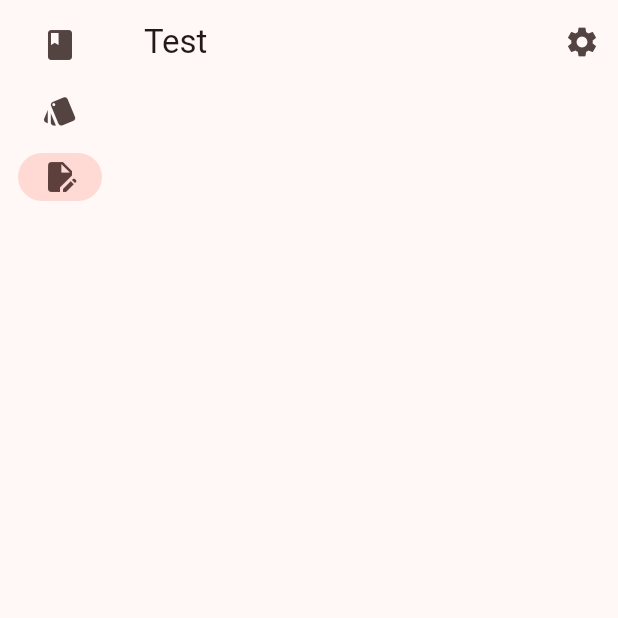
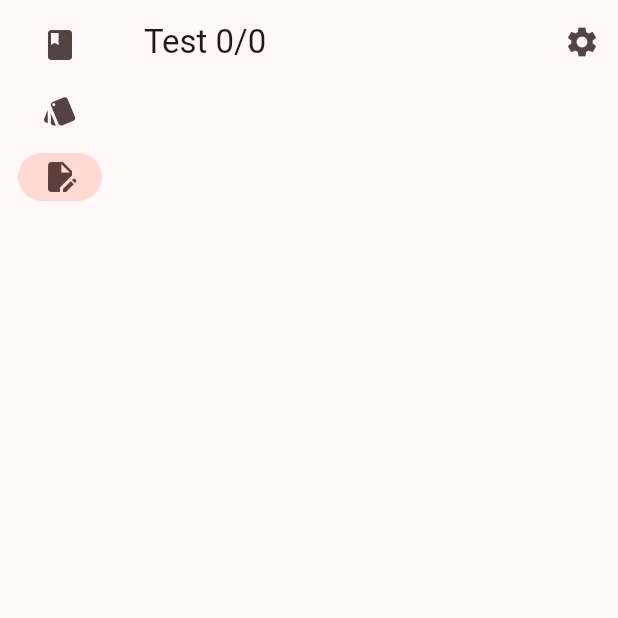
Before and after one commit to tylerashcraft/gamebareru, a Flutter app: the screen it shows after launch, after a tap on "Flashcards", after a tap on "Test", after a tap on "Submit", on a phone screen of 412 x 824 dp, the top half of it. Run offline on Flutter 3.47's test engine with Material 3 defaults, Android fonts, the light colour scheme and no system bars; our stand-ins replace flutter_speed_dial.

Commit message:
Finish tests page Use LinkedHashMap for word sets

```diff
--- a/lib/pages/flashcardspage.dart
+++ b/lib/pages/flashcardspage.dart
@@ -22,8 +22,8 @@ class _FlashcardsPageState extends State<FlashcardsPage> {
 
     for (int i = 0; i < HomePage.selectedWordSets.length; i++) {
       if (HomePage.selectedWordSets[i]) {
-        _terms.addAll(HomePage.wordSets[i].terms);
-        _definitions.addAll(HomePage.wordSets[i].definitions);
+        _terms.addAll(HomePage.wordSets[i].map.keys);
+        _definitions.addAll(HomePage.wordSets[i].map.values);
       }
     }
   }
--- a/lib/pages/testpage.dart
+++ b/lib/pages/testpage.dart
@@ -1,3 +1,4 @@
+import 'dart:collection';
 import 'dart:math';
 
 import 'package:flutter/material.dart';
@@ -13,10 +14,10 @@ class TestPage extends StatefulWidget {
 }
 
 class _TestPageState extends State<TestPage> {
-  final List<String> _terms = List.empty(growable: true);
-  final List<String> _definitions = List.empty(growable: true);
+  final HashMap<String, String> _map = HashMap();
   List<Question> _questions = List.empty(growable: true);
   int _multipleChoiceQuestionsCount = 0;
+  int _score = -1;
 
   @override
   void initState() {
@@ -24,39 +25,49 @@ class _TestPageState extends State<TestPage> {
 
     for (int i = 0; i < HomePage.selectedWordSets.length; i++) {
       if (HomePage.selectedWordSets[i]) {
-        _terms.addAll(HomePage.wordSets[i].terms);
-        _definitions.addAll(HomePage.wordSets[i].definitions);
+        _map.addAll(HomePage.wordSets[i].map);
       }
     }
   }
 
   void submit() {
+    _score = 0;
     for (Question question in _questions) {
       question.showAnswerController.value = true;
+      if (question.isCorrect()) {
+        _score++;
+      }
     }
+
+    setState(() {});
   }
 
   void generateQuestions() {
-    // TODO convert to bidirectional hashmap and fix bug where the first choice is always the answer because of not
-    // TODO reinserting at the right index
-
+    _score = -1;
     _questions = List.empty(growable: true);
 
     Random random = Random();
-    List<String> terms = List.of(_terms);
-    List<String> definitions = List.of(_definitions);
+    List<String> terms = List.of(_map.keys);
+    List<String> definitions = List.of(_map.values);
 
     for (int i = 0; i < _multipleChoiceQuestionsCount && terms.isNotEmpty; i++) {
-      int index = random.nextInt(terms.length);
-      String definition = definitions.removeAt(index);
+      String term = terms.removeAt(random.nextInt(terms.length));
+      String definition = _map[term]!;
+      List<String> answerChoices = List.empty(growable: true);
 
-      List<String> answerChoices = List.empty(growable: true);
+      // Move the correct answer to answer choices
       answerChoices.add(definition);
+      definitions.remove(definition);
+
+      // Pick 3 other answer choices
       definitions.shuffle(random);
       answerChoices.addAll(definitions.take(3));
+      answerChoices.shuffle(random);
 
-      _questions.add(MultipleChoiceQuestion(terms.removeAt(index), definition, answerChoices));
+      // Rebuild definitions
       definitions.add(definition);
+
+      _questions.add(MultipleChoiceQuestion(term, definition, answerChoices));
     }
 
     setState(() {});
@@ -68,7 +79,7 @@ class _TestPageState extends State<TestPage> {
 
     return Scaffold(
       appBar: AppBar(
-        title: const Text('Test'),
+        title: Text('Test ${_score == -1 ? '' : '$_score/${_questions.length}'}'),
         actions: [
           IconButton(
             onPressed: () => showDialog(
--- a/lib/questions/question_value.dart
+++ /dev/null
@@ -1,6 +0,0 @@
-class QuestionValue {
-  String selectedAnswer;
-  bool showCorrectAnswer;
-
-  QuestionValue({this.selectedAnswer = '', this.showCorrectAnswer = false});
-}
--- a/lib/wordset.dart
+++ b/lib/wordset.dart
@@ -1,8 +1,10 @@
+import 'dart:collection';
+
 class WordSet {
   String title;
   String description;
-  final List<String> terms;
-  final List<String> definitions;
+  final LinkedHashMap<String, String> map;
 
-  WordSet(this.title, this.description, this.terms, this.definitions);
+  WordSet(this.title, this.description, List<String> terms, List<String> definitions) :
+      map = LinkedHashMap()..addEntries(List.generate(terms.length, (int i) => MapEntry(terms[i], definitions[i])));
 }
```
Also changed, not shown: lib/pages/setspage.dart (+7 -4 lines), lib/questions/multiple_choice_question.dart (+7 -3 lines).
